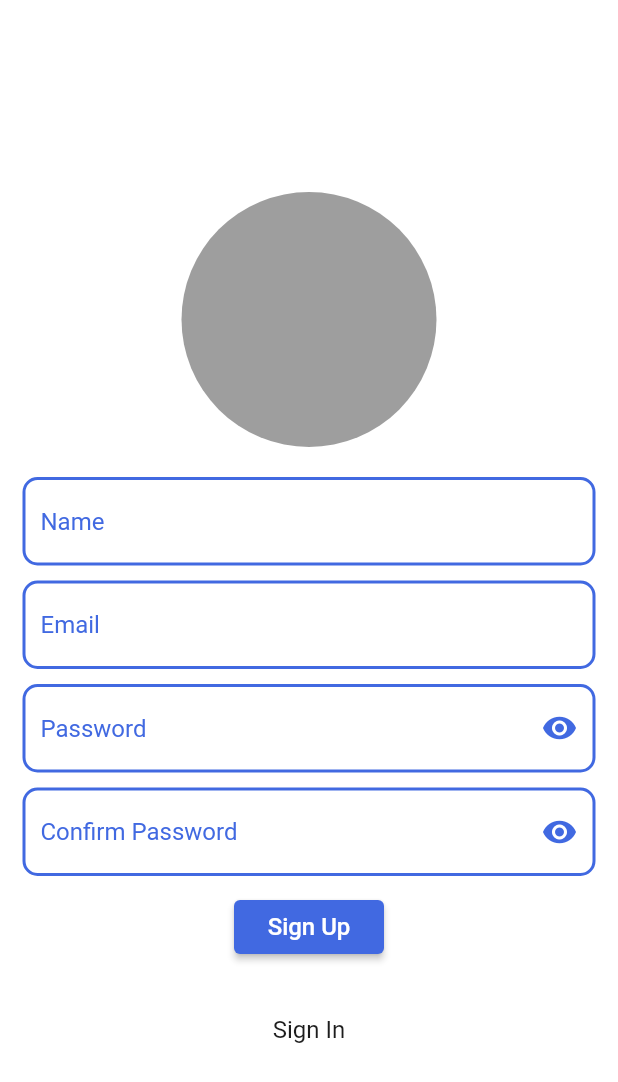
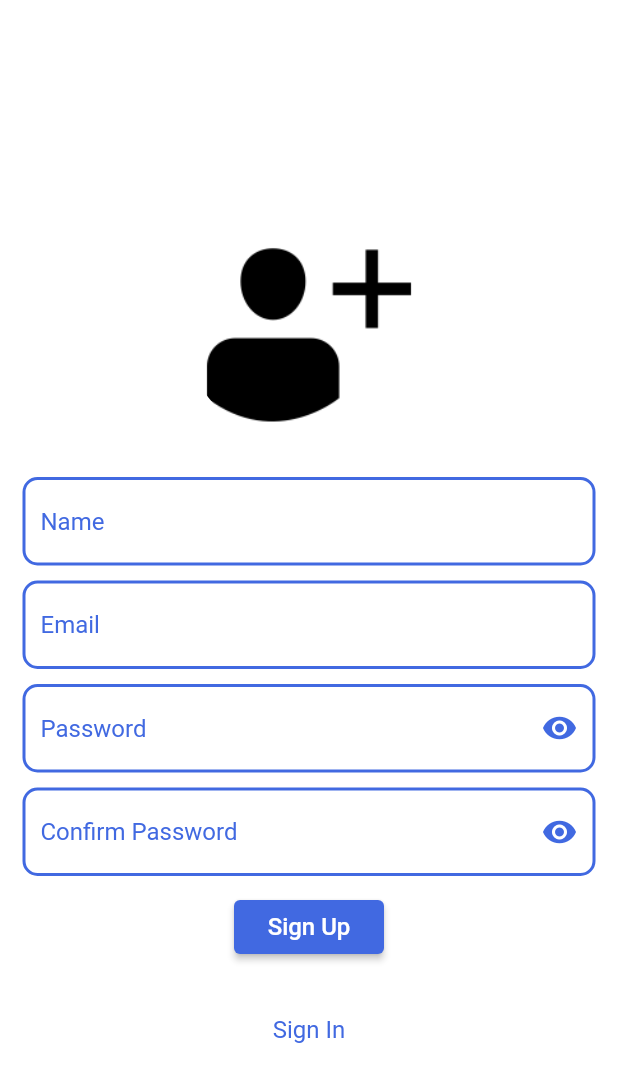
Before and after one commit to Genics85/pato, a Flutter app: the screen it shows after launch, after a tap on "Sign Up", on a phone screen of 412 x 824 dp. Shown: the top 1082 px of the screen. Run offline on Flutter 3.47's test engine with Material 2 defaults, Android fonts, the phone set to English and light mode, and no system bars.

Commit message:
darkmode execution refactored

```diff
--- a/lib/common/app_button.dart
+++ b/lib/common/app_button.dart
@@ -13,7 +13,7 @@ class AppButton extends StatelessWidget {
       {Key? key,
       required this.text,
       this.color = AppColor.primaryColor,
-      this.textColor=AppColor.white,
+      this.textColor=Colors.white,
       this.width = 100,
       required this.onTap})
       : super(key: key);
--- a/lib/common/app_color.dart
+++ b/lib/common/app_color.dart
@@ -4,14 +4,52 @@ import 'package:provider/provider.dart';
 class AppColor with ChangeNotifier {
   bool darkmode = false;
 
-  changeMode(bool value) {
-    darkmode = !darkmode;
+  changeToLight(bool value) {
+    darkmode = false;
+    buttonColor = Color.fromARGB(255, 65, 105, 225);
+    buttonTextColor = Colors.white;
+    appBarColor = Color.fromARGB(255, 65, 105, 225);
+    iconsColor = Color.fromARGB(255, 29, 29, 29);
+    appBarTextColor = Colors.white;
+    appBackgrounds = Colors.white;
+    textFieldColor = Color.fromARGB(255, 65, 105, 225);
+    textFieldTextColor = Color.fromARGB(255, 65, 105, 225);
+    textFieldIconColor = Color.fromARGB(255, 65, 105, 225);
+    tileTextColor = Color.fromARGB(255, 29, 29, 29);
     notifyListeners();
   }
 
+  changeToDark(bool value) {
+    darkmode = true;
+    appBarColor = Colors.orange;
+    buttonColor = Colors.orange;
+    appBarTextColor = Color.fromARGB(255, 29, 29, 29);
+    buttonTextColor = Color.fromARGB(255, 29, 29, 29);
+    appBackgrounds = Color.fromARGB(255, 29, 29, 29);
+    iconsColor = Colors.orange;
+    textFieldColor = Colors.orange;
+    textFieldTextColor = Colors.orange;
+    textFieldIconColor = Colors.orange;
+    tileTextColor = Colors.orange;
+    notifyListeners();
+  }
+
+  Color buttonColor = Color.fromARGB(255, 65, 105, 225);
+  Color buttonTextColor = Colors.white;
+  Color appBarColor = Color.fromARGB(255, 65, 105, 225);
+  Color iconsColor = Color.fromARGB(255, 29, 29, 29);
+  Color appBarTextColor = Colors.white;
+  Color appBackgrounds = Colors.white;
+  Color textFieldColor = Color.fromARGB(255, 65, 105, 225);
+  Color textFieldTextColor = Color.fromARGB(255, 65, 105, 225);
+  Color textFieldIconColor = Color.fromARGB(255, 65, 105, 225);
+  Color tileTextColor = Color.fromARGB(255, 29, 29, 29);
   static const Color primaryColor = Color.fromARGB(255, 65, 105, 225);
-  static const Color secondaryColor = Color.fromARGB(255, 117, 230, 219);
-  static const Color white = Colors.white;
-  static const Color orange = Colors.orange;
-  static const Color dark = Color.fromARGB(255, 29, 29, 29);
+
+  //  Color darkOrange = darkMode.darkmode ? AppColor.orange : AppColor.dark;
+  //     Color orangeDark = darkMode.darkmode ? AppColor.dark : AppColor.orange;
+  //     Color orangePrimary =
+  //         darkMode.darkmode ? AppColor.orange : AppColor.primaryColor;
+  //     Color darkWhite=darkMode.darkmode?AppColor.dark:AppColor.white;
+
 }
--- a/lib/common/app_password_field.dart
+++ b/lib/common/app_password_field.dart
@@ -19,7 +19,7 @@ class AppPasswordField extends StatelessWidget {
       required this.obscurityFun,
       this.cursorColor=AppColor.primaryColor,
       this.borderColor = AppColor.primaryColor,
-      this.activeBorderColor = AppColor.white,
+      this.activeBorderColor = Colors.white,
       this.textColor = AppColor.primaryColor,
       required this.icon})
       : super(key: key);
--- a/lib/common/app_textfield.dart
+++ b/lib/common/app_textfield.dart
@@ -14,7 +14,7 @@ class AppTextField extends StatelessWidget {
     required this.controller,
     this.cursorColor=AppColor.primaryColor,
     this.borderColor = AppColor.primaryColor,
-    this.activeBorderColor = AppColor.white,
+    this.activeBorderColor =Colors.white,
     this.textColor = AppColor.primaryColor,
   }) : super(key: key);
 
--- a/lib/views/sign_in.dart
+++ b/lib/views/sign_in.dart
@@ -33,21 +33,12 @@ class _SignInState extends State<SignIn> {
   @override
   Widget build(BuildContext context) {
     return Consumer<AppColor>(builder: (context, darkMode, child) {
-      Color darkOrange = darkMode.darkmode ? AppColor.orange : AppColor.dark;
-      Color orangeDark = darkMode.darkmode ? AppColor.dark : AppColor.orange;
-      Color orangePrimary =
-          darkMode.darkmode ? AppColor.orange : AppColor.primaryColor;
-      Color darkWhite = darkMode.darkmode ? AppColor.dark : AppColor.white;
-      Color primaryOrange =
-          darkMode.darkmode ? AppColor.primaryColor : AppColor.orange;
-      Color whiteDark = darkMode.darkmode ? AppColor.white : AppColor.dark;
-
 
       return Scaffold(
           body: SafeArea(
         child: Center(
           child: Container(
-            color: darkWhite,
+            color: darkMode.appBackgrounds,
             padding: EdgeInsets.all(15),
             child: Form(
               child: Column(
@@ -59,9 +50,9 @@ class _SignInState extends State<SignIn> {
                     decoration: BoxDecoration(
                       color: Colors.grey,
                       shape: BoxShape.circle,
-                      // image: DecorationImage(image:AssetImage("/assets/images/sign_in_logo.png"))
+                      image: DecorationImage(image:AssetImage("assets/images/signIn.png"),fit: BoxFit.cover)
                     ),
-                    // child: Image(image: AssetImage("../../assets/images/signIn.png")),
+
                   ),
                   SizedBox(
                     height: 20,
@@ -69,10 +60,10 @@ class _SignInState extends State<SignIn> {
                   AppTextField(
                     hint: "Email",
                     controller: _email,
-                    borderColor: orangePrimary,
-                    activeBorderColor: darkWhite,
-                    textColor: orangePrimary,
-                    cursorColor: orangePrimary,
+                    borderColor: darkMode.textFieldColor,
+                    activeBorderColor: darkMode.textFieldColor,
+                    textColor: darkMode.textFieldTextColor,
+                    cursorColor: darkMode.textFieldTextColor,
                   ),
                   SizedBox(
                     height: 20,
@@ -81,15 +72,15 @@ class _SignInState extends State<SignIn> {
                     hint: "Password",
                     controller: _password,
                     obscurityFun: obscurityFun,
-                    textColor: orangePrimary,
-                    borderColor: orangePrimary,
-                    activeBorderColor: darkWhite,
-                    cursorColor:orangePrimary,
+                    textColor: darkMode.textFieldTextColor,
+                    borderColor: darkMode.textFieldColor,
+                    activeBorderColor: darkMode.textFieldColor,
+                    cursorColor:darkMode.textFieldTextColor,
                     obscurity: obscurity,
 
                     icon: obscurity
-                        ? Icon(Icons.visibility_off,color: orangePrimary,)
-                        : Icon(Icons.visibility,color: orangePrimary
+                        ? Icon(Icons.visibility_off,color: darkMode.textFieldIconColor,)
+                        : Icon(Icons.visibility,color: darkMode.textFieldIconColor
                         ,),
                   ),
                   SizedBox(
@@ -97,8 +88,8 @@ class _SignInState extends State<SignIn> {
                   ),
                   AppButton(
                       text: "Sign In",
-                      textColor: darkWhite,
-                      color: orangePrimary,
+                      textColor: darkMode.buttonTextColor,
+                      color: darkMode.buttonColor,
                       onTap: () {
                         Navigator.push(context,
                             MaterialPageRoute(builder: (context) => Status()));
@@ -111,7 +102,7 @@ class _SignInState extends State<SignIn> {
                       Navigator.push(context,
                           MaterialPageRoute(builder: (context) => SignUp()));
                     },
-                    child: AppText(text: "Sign Up",color: whiteDark,),
+                    child: AppText(text: "Sign Up",color: darkMode.textFieldTextColor,),
                   )
                 ],
               ),
--- a/lib/views/sign_up.dart
+++ b/lib/views/sign_up.dart
@@ -37,23 +37,13 @@ class _SignUpState extends State<SignUp> {
   @override
   Widget build(BuildContext context) {
     return Consumer<AppColor>(builder:(context,darkMode,child){
-
-      Color darkOrange = darkMode.darkmode ? AppColor.orange : AppColor.dark;
-      Color orangeDark = darkMode.darkmode ? AppColor.dark : AppColor.orange;
-      Color orangePrimary =
-          darkMode.darkmode ? AppColor.orange : AppColor.primaryColor;
-      Color darkWhite = darkMode.darkmode ? AppColor.dark : AppColor.white;
-      Color primaryOrange =
-          darkMode.darkmode ? AppColor.primaryColor : AppColor.orange;
-      Color whiteDark = darkMode.darkmode ? AppColor.white : AppColor.dark;
-
       return Scaffold(
       body: SafeArea(
           child: Center(
         child: Container(
           alignment: Alignment.center,
           height: MediaQuery.of(context).size.height,
-          color: darkWhite,
+          color: darkMode.appBackgrounds,
           padding: EdgeInsets.all(15),
           child: SingleChildScrollView(
 
@@ -67,61 +57,60 @@ class _SignUpState extends State<SignUp> {
                   width: 170,
                   height: 170,
                   decoration: BoxDecoration(
-                    color: Colors.grey,
+                    color: Colors.white,
                     shape:BoxShape.circle,
-                    // image: DecorationImage(image:AssetImage("/assets/images/sign_up_logo.png")
-                    // )
+                    image: DecorationImage(image:AssetImage("assets/images/signUp.png"),fit: BoxFit.cover
+                    )
                   )
                   ,
-                  // child:Image(image:AssetImage("../../assets/images/signUp.png"))
                   ),
                   SizedBox(height: 20,),
                 AppTextField(hint: "Name",
                     controller: _name,
-                    borderColor: orangePrimary,
-                    activeBorderColor: darkWhite,
-                    textColor: orangePrimary,
-                    cursorColor: orangePrimary,),
+                    borderColor: darkMode.textFieldColor,
+                    activeBorderColor: darkMode.textFieldColor,
+                    textColor: darkMode.textFieldTextColor,
+                    cursorColor: darkMode.textFieldTextColor,),
                 SizedBox(height: 10,),
                 AppTextField(hint: "Email",
                     controller: _email,
-                    borderColor: orangePrimary,
-                    activeBorderColor: darkWhite,
-                    textColor: orangePrimary,
-                    cursorColor: orangePrimary,),
+                    borderColor: darkMode.textFieldColor,
+                    activeBorderColor: darkMode.textFieldColor,
+                    textColor: darkMode.textFieldTextColor,
+                    cursorColor: darkMode.textFieldTextColor,),
                 SizedBox(height: 10,),
                 AppPasswordField(
                     hint: "Password",
                     controller: _password,
                     obscurityFun: obscurityFun,
-                    textColor: orangePrimary,
-                    borderColor: orangePrimary,
-                    activeBorderColor: darkWhite,
-                    cursorColor:orangePrimary,
+                    textColor: darkMode.textFieldTextColor,
+                    borderColor: darkMode.textFieldColor,
+                    activeBorderColor:darkMode.textFieldColor,
+                    cursorColor:darkMode.textFieldTextColor,
                     obscurity: obscurity,
 
                     icon: obscurity
-                        ? Icon(Icons.visibility_off,color: orangePrimary,)
-                        : Icon(Icons.visibility,color: orangePrimary
+                        ? Icon(Icons.visibility_off,color: darkMode.textFieldIconColor,)
+                        : Icon(Icons.visibility,color: darkMode.textFieldIconColor
                         ,),),
                 SizedBox(height: 10,),
                 AppPasswordField(
                   hint: "Confirm Password",
                     controller: _confirmPassword,
                     obscurityFun: obscurityFun,
-                    textColor: orangePrimary,
-                    borderColor: orangePrimary,
-                    activeBorderColor: darkWhite,
-                    cursorColor:orangePrimary,
+                    textColor: darkMode.textFieldTextColor,
+                    borderColor: darkMode.textFieldColor,
+                    activeBorderColor:darkMode.textFieldColor,
+                    cursorColor:darkMode.textFieldTextColor,
                     obscurity: obscurity,
 
                     icon: obscurity
-                        ? Icon(Icons.visibility_off,color: orangePrimary,)
-                        : Icon(Icons.visibility,color: orangePrimary
+                        ? Icon(Icons.visibility_off,color: darkMode.textFieldIconColor,)
+                        : Icon(Icons.visibility,color: darkMode.textFieldIconColor
                         ,),),
                 SizedBox(height: 10,),
-                AppButton(text: "Sign Up", onTap:(){},textColor: darkWhite,
-                      color: orangePrimary,),
+                AppButton(text: "Sign Up", onTap:(){},textColor: darkMode.buttonTextColor,
+                      color: darkMode.buttonColor,),
 
                 SizedBox(
                     height: 20,
@@ -130,7 +119,7 @@ class _SignUpState extends State<SignUp> {
                     onTap: () {
                       Navigator.push(context, MaterialPageRoute(builder:(context)=> SignIn()));
                     },
-                    child: AppText(text: "Sign In",color: whiteDark,),
+                    child: AppText(text: "Sign In",color: darkMode.textFieldTextColor,),
                   )
               ],
             )),
```
Also changed, not shown: lib/views/history.dart (+4 -7 lines), lib/views/notification.dart (+5 -8 lines), lib/views/settings.dart (+10 -13 lines), lib/views/view_status.dart (+34 -13 lines).
